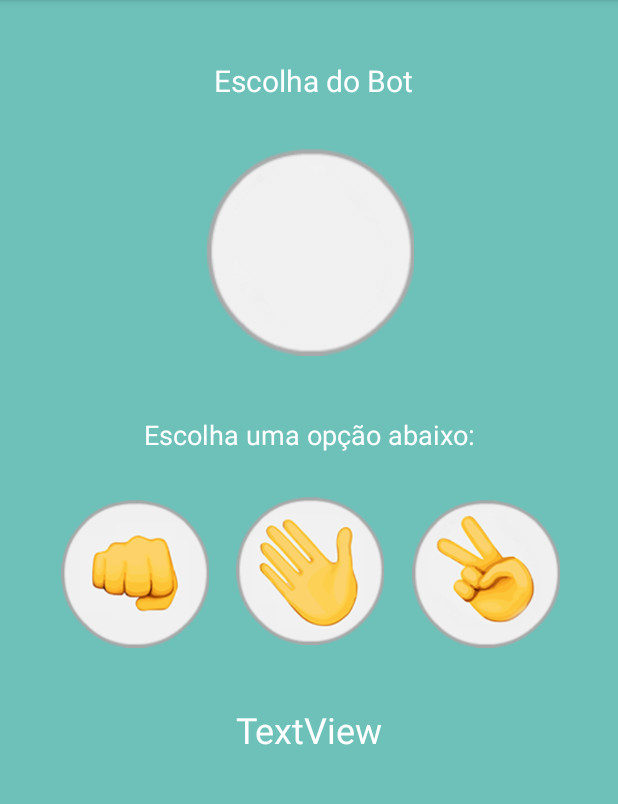
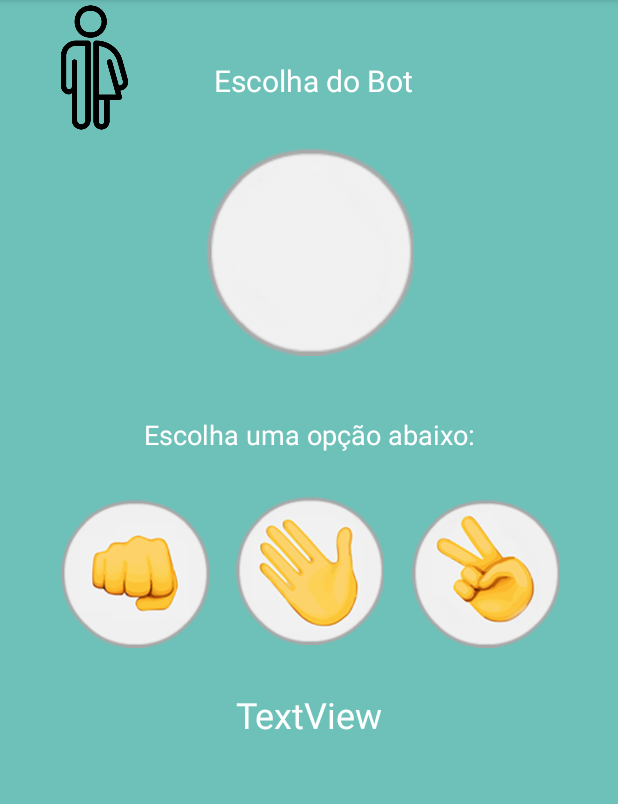
Before and after one commit to brunamussi/PedraPapelTesoura, an Android app: the MainActivity screen opened directly, with no data from a screen before it, on a phone screen of 412 x 824 dp, the part 84-888 px from its top. Run offline under Robolectric (Android 15) with nearby library versions, the phone set to English and light mode, and no system bars.

Commit message:
start project

```diff
--- a/app/src/main/res/layout/activity_main.xml
+++ b/app/src/main/res/layout/activity_main.xml
@@ -89,10 +89,10 @@
         android:id="@+id/textView"
         android:layout_width="wrap_content"
         android:layout_height="wrap_content"
-        android:layout_marginTop="40dp"
+        android:layout_marginTop="30dp"
+        android:elevation="10dp"
         android:outlineAmbientShadowColor="#026574"
         android:outlineSpotShadowColor="#026574"
-        android:elevation="10dp"
         android:text="TextView"
         android:textColor="#FFFFFF"
         android:textSize="24sp"
@@ -101,4 +101,12 @@
         app:layout_constraintTop_toBottomOf="@+id/imageView3"
         tools:text="SCORE" />
 
+    <ImageView
+        android:id="@+id/imageView"
+        android:layout_width="117dp"
+        android:layout_height="90dp"
+        app:srcCompat="@drawable/unissex"
+        tools:layout_editor_absoluteX="7dp"
+        tools:layout_editor_absoluteY="500dp" />
+
 </androidx.constraintlayout.widget.ConstraintLayout>
```
Also changed, not shown: app/src/main/res/drawable-v24/bot.png (added).
